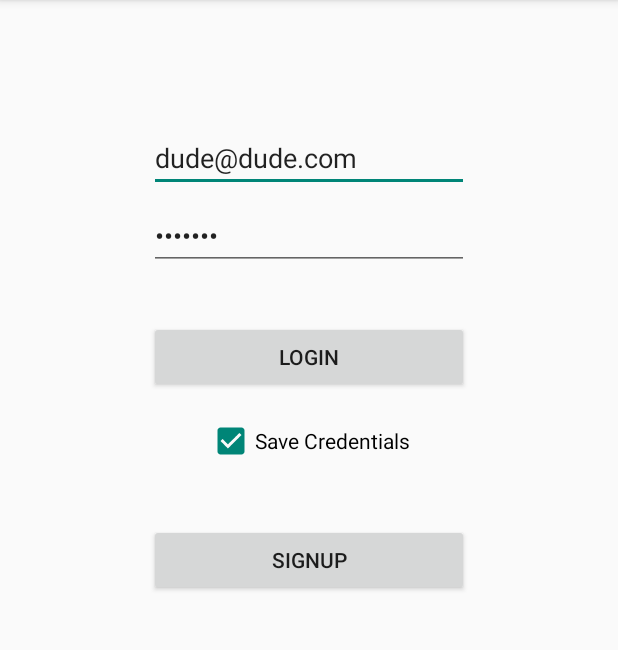
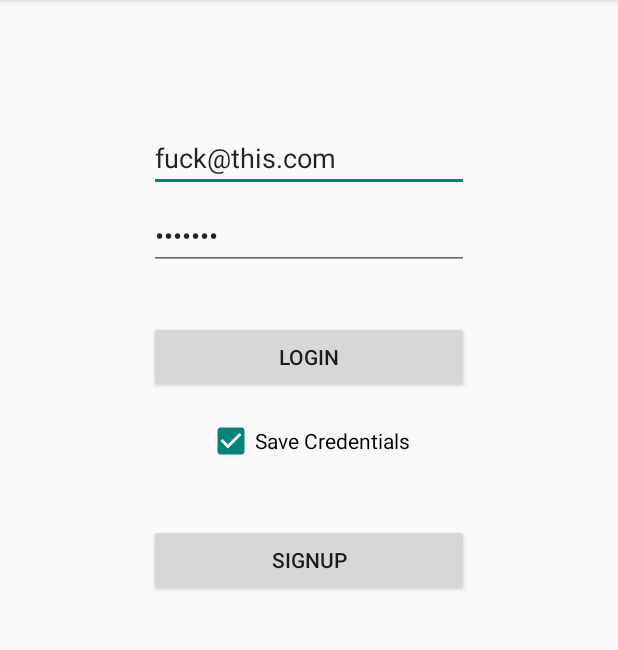
Before and after one commit to nigeldaniels/project2_phone, an Android app: the screen it shows after launch (MainActivity), on a phone screen of 412 x 824 dp, the part 84-734 px from its top. Run offline under Robolectric (Android 15) with nearby library versions, the phone set to English and light mode, and no system bars.

Commit message:
working sip stuff

```diff
--- a/src/main/java/com/netchosis/somthing/project2_phone2/IncomingCallReceiver.java
+++ b/src/main/java/com/netchosis/somthing/project2_phone2/IncomingCallReceiver.java
@@ -34,11 +34,13 @@ public class IncomingCallReceiver extends BroadcastReceiver {
 
             incomingCall = Sipwork.sipman.takeAudioCall(intent,listener);
 
+
         }
 
         catch (Exception e){
             e.printStackTrace();
         }
+
         intent.setClass(context, IncomingCall.class);
         intent.putExtra(EXTRA_INFO, displayname);
         intent.addFlags(Intent.FLAG_ACTIVITY_NEW_TASK);
--- a/src/main/java/com/netchosis/somthing/project2_phone2/UserProfile.java
+++ b/src/main/java/com/netchosis/somthing/project2_phone2/UserProfile.java
@@ -30,7 +30,6 @@ public class UserProfile extends Activity {
 		Bundle cu = intent.getExtras();
 
         clickeduser = cu.getParcelable(Getusers.EXTRA_USER);
-	    //setClickeduser(clickeduser); // WTF WAS I DOING
 
         setTitle(clickeduser.getFirstname());
 
--- a/src/main/res/layout/activity_main.xml
+++ b/src/main/res/layout/activity_main.xml
@@ -27,7 +27,7 @@
         android:ems="10"
         android:inputType="textEmailAddress"
         android:singleLine="true"
-        android:text="dude@dude.com">
+        android:text="fuck@this.com">
     </EditText>
 
     <EditText
```
Also changed, not shown: src/main/java/com/netchosis/somthing/project2_phone2/IncomingCall.java (+5 -2 lines), src/main/java/com/netchosis/somthing/project2_phone2/Sipwork.java (+3 -4 lines), src/main/java/com/netchosis/somthing/project2_phone2/outboundcall.java (+7 -1 lines).
